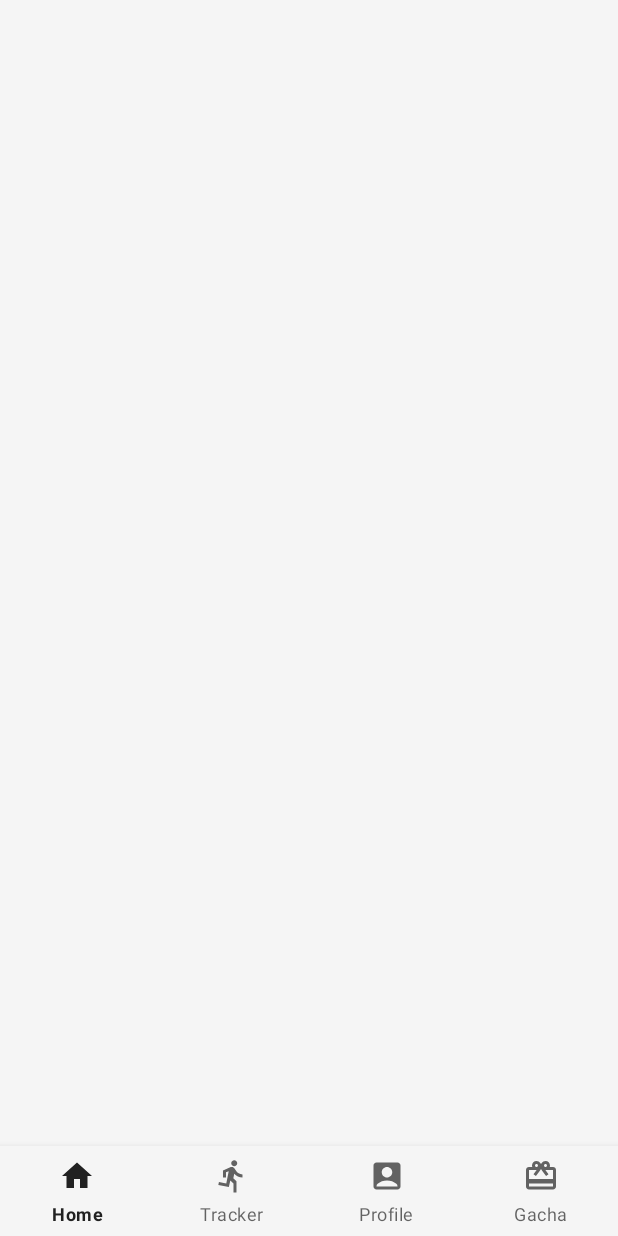
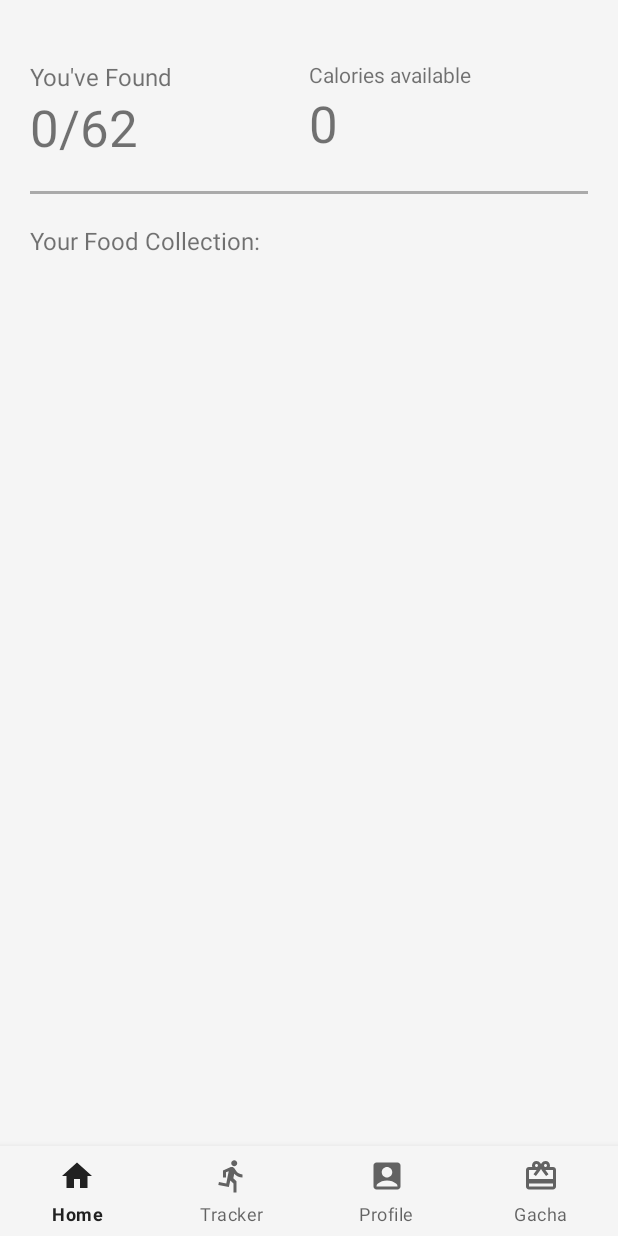
Before and after one commit to kylezhao101/fit-foodie-app, an Android app: the screen it shows after launch (MainActivity), on a phone screen of 412 x 824 dp. Run offline under Robolectric (Android 15) with nearby library versions, the phone set to English and light mode, and no system bars.

Commit message:
Display found and calories available metrics

```diff
--- a/app/src/main/java/com/example/fitnessgachaapp/DatabaseHelper.java
+++ b/app/src/main/java/com/example/fitnessgachaapp/DatabaseHelper.java
@@ -248,4 +248,15 @@ public class DatabaseHelper extends SQLiteOpenHelper {
         db.close();
         return gachaItems;
     }
+
+    public int getUniqueGachaItemCount() {
+        SQLiteDatabase db = this.getReadableDatabase();
+        Cursor cursor = db.rawQuery("SELECT COUNT(DISTINCT " + KEY_GACHA_NAME + ") FROM " + TABLE_GACHA, null);
+        int count = 0;
+        if (cursor.moveToFirst()) {
+            count = cursor.getInt(0);
+        }
+        cursor.close();
+        return count;
+    }
 }
--- a/app/src/main/java/com/example/fitnessgachaapp/MainActivity.java
+++ b/app/src/main/java/com/example/fitnessgachaapp/MainActivity.java
@@ -1,7 +1,9 @@
 package com.example.fitnessgachaapp;
 
+import android.content.Context;
 import android.content.Intent;
 import android.os.Bundle;
+import android.widget.TextView;
 
 import androidx.appcompat.app.AppCompatActivity;
 import androidx.recyclerview.widget.GridLayoutManager;
@@ -9,6 +11,11 @@ import androidx.recyclerview.widget.RecyclerView;
 
 import com.google.android.material.bottomnavigation.BottomNavigationView;
 
+import org.json.JSONArray;
+import org.json.JSONException;
+
+import java.io.IOException;
+import java.io.InputStream;
 import java.util.List;
 
 public class MainActivity extends AppCompatActivity {
@@ -28,6 +35,17 @@ public class MainActivity extends AppCompatActivity {
         int numberOfColumns = 3;
         recyclerView.setLayoutManager(new GridLayoutManager(this, numberOfColumns));
         recyclerView.setAdapter(new GachaAdapter(gachaCollection, this));
+
+        TextView userCaloriesView = findViewById(R.id.userCalories);
+        float totalCalories = databaseHelper.getUserTotalCalories();
+        userCaloriesView.setText(String.valueOf((int) totalCalories));
+
+        TextView gachaCollectedView = findViewById(R.id.gachaCollected);
+        // Count total available gacha items from JSON
+        int totalAvailableItems = countItemsFromJson(this, "drawable_items.json");
+
+        int uniqueCollectedItems = databaseHelper.getUniqueGachaItemCount();
+        gachaCollectedView.setText(uniqueCollectedItems + "/" + totalAvailableItems);
 
         // Setup BottomNavigationView
         BottomNavigationView bottomNavigationView = findViewById(R.id.bottom_navigation);
@@ -56,4 +74,24 @@ public class MainActivity extends AppCompatActivity {
     protected void onResume() {
         super.onResume();
     }
+
+    private int countItemsFromJson(Context context, String filename) {
+        try {
+            // Open the drawable_items.json file from assets folder
+            InputStream is = context.getAssets().open(filename);
+            int size = is.available();
+            byte[] buffer = new byte[size];
+            is.read(buffer);
+            is.close();
+            // Convert the buffer into a string
+            String json = new String(buffer, "UTF-8");
+
+            // Parse the JSON string to get the count of items
+            JSONArray jsonArray = new JSONArray(json);
+            return jsonArray.length(); // Return the number of items
+        } catch (IOException | JSONException e) {
+            e.printStackTrace();
+            return 0; // In case of an error, return 0
+        }
+    }
 }
--- a/app/src/main/res/layout/activity_main.xml
+++ b/app/src/main/res/layout/activity_main.xml
@@ -6,18 +6,92 @@
     android:layout_height="match_parent"
     tools:context=".MainActivity">
 
-    <androidx.recyclerview.widget.RecyclerView
-        android:id="@+id/gacha_collection_recycler_view"
+    <LinearLayout
         android:layout_width="0dp"
         android:layout_height="0dp"
-        android:clipToPadding="false"
+        android:orientation="vertical"
         android:paddingLeft="20dp"
         android:paddingTop="40dp"
         android:paddingRight="20dp"
         app:layout_constraintBottom_toTopOf="@+id/bottom_navigation"
         app:layout_constraintEnd_toEndOf="parent"
         app:layout_constraintStart_toStartOf="parent"
-        app:layout_constraintTop_toTopOf="parent" />
+        app:layout_constraintTop_toTopOf="parent">
+
+        <LinearLayout
+            android:layout_width="match_parent"
+            android:layout_height="wrap_content"
+            android:orientation="horizontal"
+            android:paddingBottom="20dp">
+
+            <LinearLayout
+                android:layout_width="match_parent"
+                android:layout_height="match_parent"
+                android:layout_weight="1"
+                android:orientation="vertical">
+
+                <TextView
+                    android:id="@+id/textView6"
+                    android:layout_width="match_parent"
+                    android:layout_height="wrap_content"
+                    android:text="You've Found"
+                    android:textSize="16sp" />
+
+                <TextView
+                    android:id="@+id/gachaCollected"
+                    android:layout_width="match_parent"
+                    android:layout_height="wrap_content"
+                    android:text="0/0"
+                    android:textSize="34sp" />
+            </LinearLayout>
+
+            <LinearLayout
+                android:layout_width="match_parent"
+                android:layout_height="match_parent"
+                android:layout_weight="1"
+                android:orientation="vertical">
+
+                <TextView
+                    android:id="@+id/textView8"
+                    android:layout_width="match_parent"
+                    android:layout_height="wrap_content"
+                    android:text="Calories available" />
+
+                <TextView
+                    android:id="@+id/userCalories"
+                    android:layout_width="match_parent"
+                    android:layout_height="wrap_content"
+                    android:text="0"
+                    android:textSize="34sp" />
+            </LinearLayout>
+
+        </LinearLayout>
+
+        <view
+            android:layout_width="match_parent"
+            android:layout_height="2dp"
+            android:background="@android:color/darker_gray"
+            class="android.widget.LinearLayout"/>
+
+        <TextView
+            android:id="@+id/textView"
+            android:layout_width="match_parent"
+            android:layout_height="wrap_content"
+            android:paddingTop="20dp"
+            android:paddingBottom="20dp"
+            android:text="Your Food Collection:"
+            android:textSize="16sp" />
+
+        <androidx.recyclerview.widget.RecyclerView
+            android:id="@+id/gacha_collection_recycler_view"
+            android:layout_width="match_parent"
+            android:layout_height="match_parent"
+            android:clipToPadding="false"
+            app:layout_constraintBottom_toTopOf="@+id/bottom_navigation"
+            app:layout_constraintEnd_toEndOf="parent"
+            app:layout_constraintStart_toStartOf="parent"
+            app:layout_constraintTop_toTopOf="parent" />
+    </LinearLayout>
 
     <com.google.android.material.bottomnavigation.BottomNavigationView
         android:id="@+id/bottom_navigation"
```
